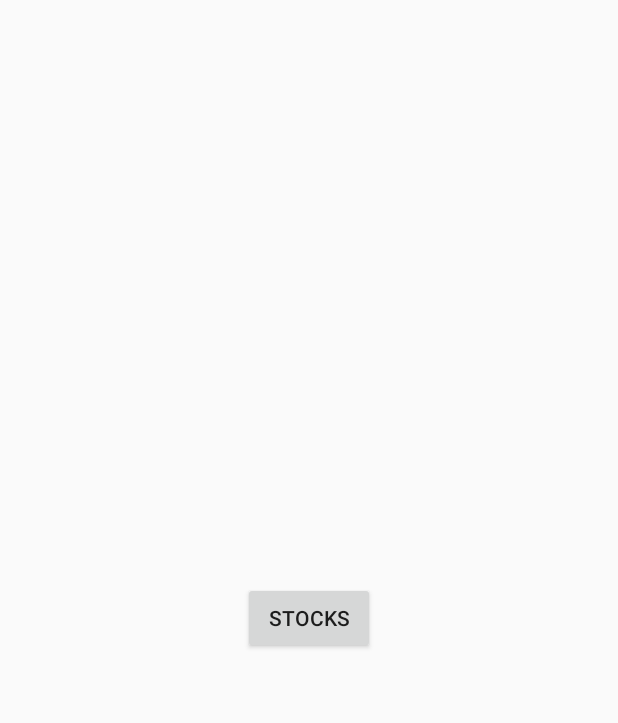
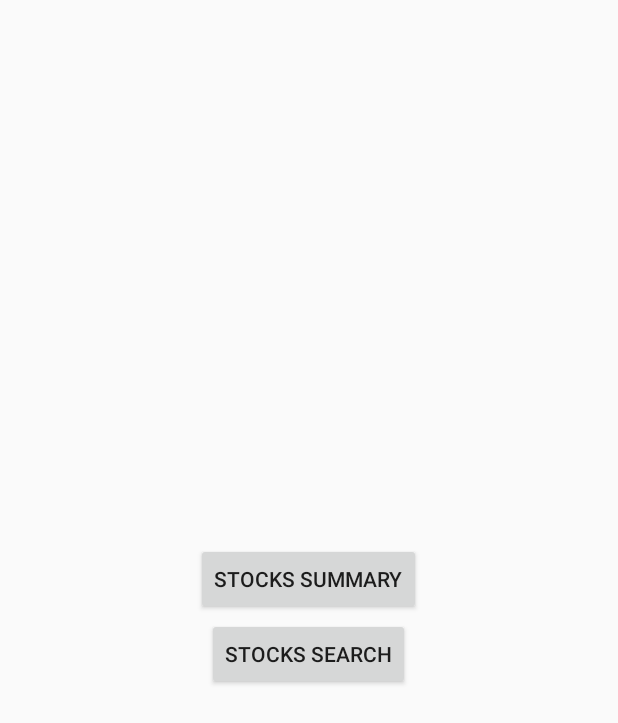
Before and after one commit to szebniok/Stocks-app, an Android app: the layout activity_main.xml on its own in the app's theme, with its tools: preview values and no code run, on a phone screen of 412 x 824 dp. Shown: the top 723 px of the screen. Run offline under Robolectric (Android 15) with nearby library versions, the phone set to English and light mode, and no system bars.

Commit message:
Add search functionality

```diff
--- a/app/src/main/AndroidManifest.xml
+++ b/app/src/main/AndroidManifest.xml
@@ -20,6 +20,7 @@
         </activity>
         <activity android:name=".StockListActivity_" android:parentActivityName=".MainActivity_"/>
         <activity android:name=".StockDetailsActivity_" android:parentActivityName=".StockListActivity_"/>
+        <activity android:name=".StockSearchActivity_" android:parentActivityName=".MainActivity_"/>
     </application>
 
 </manifest>
--- a/app/src/main/res/layout/activity_main.xml
+++ b/app/src/main/res/layout/activity_main.xml
@@ -1,19 +1,21 @@
 <?xml version="1.0" encoding="utf-8"?>
-<androidx.constraintlayout.widget.ConstraintLayout xmlns:android="http://schemas.android.com/apk/res/android"
-    xmlns:app="http://schemas.android.com/apk/res-auto"
-    xmlns:tools="http://schemas.android.com/tools"
+<LinearLayout xmlns:android="http://schemas.android.com/apk/res/android"
     android:layout_width="match_parent"
     android:layout_height="match_parent"
-    tools:context=".MainActivity">
+    android:gravity="center"
+    android:orientation="vertical">
 
     <Button
-        android:id="@+id/stocksButton"
+        android:id="@+id/summaryButton"
         android:layout_width="wrap_content"
         android:layout_height="wrap_content"
-        android:text="Stocks"
-        app:layout_constraintBottom_toBottomOf="parent"
-        app:layout_constraintLeft_toLeftOf="parent"
-        app:layout_constraintRight_toRightOf="parent"
-        app:layout_constraintTop_toTopOf="parent" />
+        android:layout_marginBottom="2dp"
+        android:text="Stocks summary" />
 
-</androidx.constraintlayout.widget.ConstraintLayout>
+    <Button
+        android:id="@+id/searchButton"
+        android:layout_width="wrap_content"
+        android:layout_height="wrap_content"
+        android:layout_marginBottom="2dp"
+        android:text="Stocks search" />
+</LinearLayout>
```
Also changed, not shown: app/src/main/java/com/example/stocks/MainActivity.java (+8 -2 lines), app/src/main/java/com/example/stocks/StockMarketRepository.java (+7 -1 lines), app/src/main/java/com/example/stocks/StockSearchActivity.java (added, +73 -0 lines), app/src/main/java/com/example/stocks/StockSearchViewModel.java (added, +30 -0 lines), app/src/main/java/com/example/stocks/YahooWebservice.java (+24 -0 lines), app/src/main/res/layout/activity_stock_search.xml (added, +48 -0 lines).
